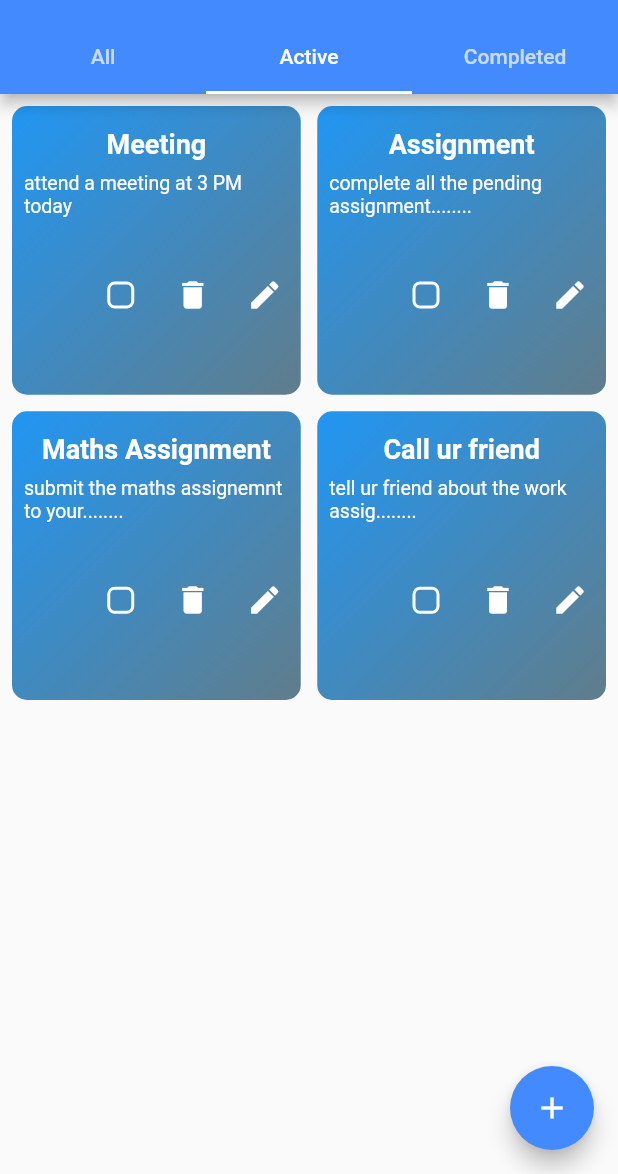
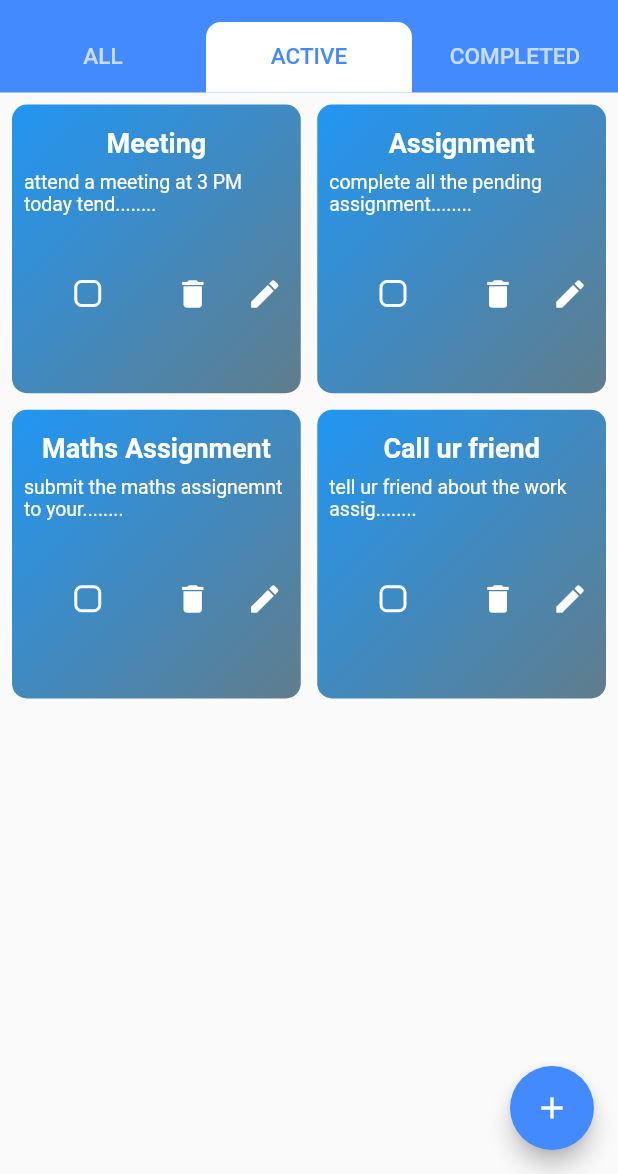
Before and after one commit to SaileshVerma/to-do-app, a Flutter app: the screen it shows after launch, tab 2 chosen, on a phone screen of 412 x 824 dp, the part 62-1236 px from its top. Run offline on Flutter 3.47's test engine with Material 2 defaults, Android fonts, the phone set to English and light mode, and no system bars.

Commit message:
change in UI

```diff
--- a/lib/screens/homePageScreen.dart
+++ b/lib/screens/homePageScreen.dart
@@ -13,7 +13,8 @@ class MyHomePage extends StatefulWidget {
 
 class _MyHomePageState extends State<MyHomePage> {
   List<TaskModel> data = [
-    TaskModel(false, "1", "Meeting", "attend a meeting at 3 PM today "),
+    TaskModel(false, "1", "Meeting",
+        "attend a meeting at 3 PM today tend a meeting at 3 PMtend a meeting at 3 PMtend a meeting at 3 PMtend a meeting at 3 PMtend a meeting at 3 PMtend a meeting at 3 PMtend a meeting at 3 PMtend a meeting at 3 PMtend a meeting at 3 PM"),
     TaskModel(false, "2", "Assignment",
         "complete all the pending assignment of lab practical"),
     TaskModel(false, "3", "Maths Assignment",
@@ -43,17 +44,35 @@ class _MyHomePageState extends State<MyHomePage> {
       length: 3,
       child: Scaffold(
         appBar: AppBar(
+          elevation: 0,
           bottom: TabBar(
+            indicatorWeight: 1,
+            labelColor: Colors.blueAccent[200],
+            unselectedLabelColor: Colors.white70,
+            indicator: BoxDecoration(
+              borderRadius: BorderRadius.only(
+                  topLeft: Radius.circular(10), topRight: Radius.circular(10)),
+              color: Colors.white,
+            ),
             indicatorColor: Colors.white,
             tabs: [
               Tab(
-                child: Text("All"),
+                child: Text(
+                  "ALL",
+                  style: TextStyle(fontSize: 15),
+                ),
               ),
               Tab(
-                child: Text("Active"),
+                child: Text(
+                  "ACTIVE",
+                  style: TextStyle(fontSize: 15),
+                ),
               ),
               Tab(
-                child: Text("Completed"),
+                child: Text(
+                  "COMPLETED",
+                  style: TextStyle(fontSize: 15),
+                ),
               ),
             ],
           ),
--- a/lib/widget/addTaskbox.dart
+++ b/lib/widget/addTaskbox.dart
@@ -14,10 +14,6 @@ class AddTaskBox extends StatefulWidget {
 class _AddTaskBoxState extends State<AddTaskBox> {
   TaskModel obj = new TaskModel(false, (DateTime.now()).toString(), "", "");
   late TextEditingController con;
-  //  void initState() {
-  //   super.initState();
-  // con   = new TextEditingController(text: 'Initial value');
-  // }
 
   @override
   Widget build(BuildContext context) {
--- a/lib/widget/taskGrid.dart
+++ b/lib/widget/taskGrid.dart
@@ -109,7 +109,7 @@ class _TaskGridState extends State<TaskGrid> {
               mainAxisAlignment: MainAxisAlignment.end,
               children: [
                 Checkbox(
-                    checkColor: Colors.blue,
+                    checkColor: Colors.grey,
                     activeColor: Colors.white,
                     shape: RoundedRectangleBorder(
                         borderRadius: BorderRadius.circular(5)),
@@ -120,6 +120,9 @@ class _TaskGridState extends State<TaskGrid> {
                       });
                       widget.getId(obj);
                     }),
+                SizedBox(
+                  width: 22,
+                ),
                 IconButton(
                     onPressed: () {
                       widget.getDeletedTitle(widget.title);
```
Also changed, not shown: lib/screens/taskDetailScreen.dart (+16 -3 lines).
